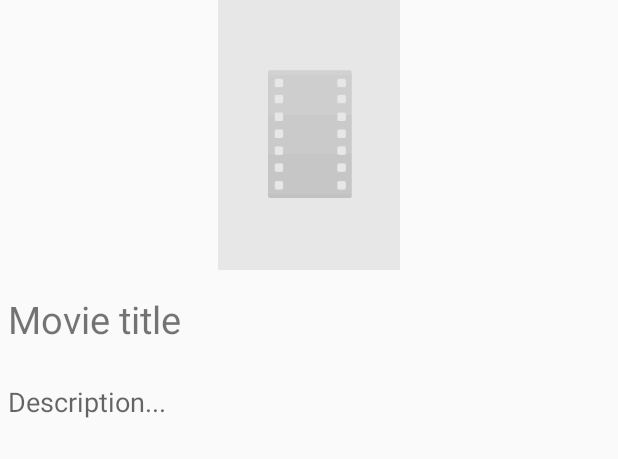
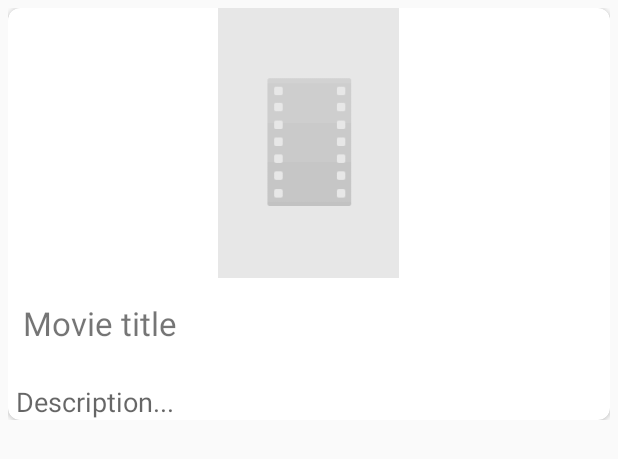
Before and after one commit to isaiasmac/MoviesProject, an Android app: the layout activity_movie_details.xml on its own in the app's theme, with its tools: preview values and no code run, on a phone screen of 412 x 824 dp. Shown: the top 459 px of the screen. Run offline under Robolectric (Android 15) with nearby library versions, the phone set to English and light mode, and no system bars.

Commit message:
Add CardView to Movie Details

```diff
--- a/app/build.gradle
+++ b/app/build.gradle
@@ -24,6 +24,7 @@ dependencies {
     testCompile 'junit:junit:4.12'
     compile 'com.android.support:appcompat-v7:22.2.1'
     compile 'com.android.support:recyclerview-v7:22.2.1'
+    compile 'com.android.support:cardview-v7:22.2.1'
     compile 'com.google.code.gson:gson:2.4'
     compile 'com.mcxiaoke.volley:library:1.0.19'
     compile 'com.squareup.okhttp:okhttp:2.5.0'
--- a/app/src/main/res/layout/activity_main.xml
+++ b/app/src/main/res/layout/activity_main.xml
@@ -18,10 +18,11 @@
         android:layout_alignParentStart="true"
         android:layout_alignParentTop="true" />
 
+
     <Button
         android:layout_width="match_parent"
         android:layout_height="wrap_content"
-        android:text="Recycler Activity"
+        android:text="Go to Recycler Activity"
         android:id="@+id/nextButton"
         android:layout_alignTop="@+id/moviesListView"
         android:layout_alignParentLeft="true"
--- a/app/src/main/res/layout/activity_movie_details.xml
+++ b/app/src/main/res/layout/activity_movie_details.xml
@@ -1,50 +1,70 @@
 <?xml version="1.0" encoding="utf-8"?>
-<RelativeLayout xmlns:android="http://schemas.android.com/apk/res/android"
+<ScrollView xmlns:android="http://schemas.android.com/apk/res/android"
+    xmlns:card_view="http://schemas.android.com/apk/res-auto"
     xmlns:tools="http://schemas.android.com/tools"
     android:layout_width="match_parent"
     android:layout_height="match_parent"
-    android:paddingBottom="@dimen/activity_vertical_margin"
+    android:padding="5dp"
     tools:context="iapps.cl.moviesproject.MovieDetailsActivity">
 
+    <RelativeLayout
+        android:layout_width="match_parent"
+        android:layout_height="match_parent">
+
+        <android.support.v7.widget.CardView
+            android:id="@+id/card_view"
+            android:layout_width="match_parent"
+            android:layout_height="wrap_content"
+            android:layout_gravity="center"
+            android:padding="20dp"
+            card_view:cardCornerRadius="8dp">
+
+            <RelativeLayout
+                android:layout_width="match_parent"
+                android:layout_height="match_parent">
 
                 <ImageView
-        android:layout_width="match_parent"
+                    android:id="@+id/largeCoverImageView"
+                    android:layout_width="wrap_content"
                     android:layout_height="180dp"
-        android:id="@+id/largeCoverImageView"
+                    android:layout_alignEnd="@+id/largeTitleTextView"
+                    android:layout_alignLeft="@+id/largeTitleTextView"
                     android:layout_alignParentTop="true"
-        android:layout_alignParentLeft="true"
-        android:layout_alignParentStart="true"
+                    android:layout_alignRight="@+id/largeTitleTextView"
+                    android:layout_alignStart="@+id/largeTitleTextView"
                     android:src="@drawable/movie_placeholder" />
 
                 <TextView
+                    android:id="@+id/largeTitleTextView"
                     android:layout_width="match_parent"
                     android:layout_height="wrap_content"
-        android:text="Movie title"
-        android:id="@+id/largeTitleTextView"
                     android:layout_below="@+id/largeCoverImageView"
                     android:layout_centerHorizontal="true"
+                    android:layout_marginLeft="15dp"
+                    android:layout_marginRight="5dp"
+                    android:layout_marginTop="15dp"
+                    android:text="Movie title"
+                    android:textSize="22sp" />
+
+                <LinearLayout
+                    android:layout_width="match_parent"
+                    android:layout_height="match_parent"
+                    android:layout_alignParentLeft="true"
+                    android:layout_alignParentStart="true"
+                    android:layout_below="@+id/largeTitleTextView"
+                    android:layout_marginTop="25dp"
+                    android:orientation="vertical">
+
+                    <TextView
+                        android:id="@+id/descriptionTextView"
+                        android:layout_width="match_parent"
+                        android:layout_height="match_parent"
                         android:layout_marginLeft="5dp"
                         android:layout_marginRight="5dp"
-        android:textSize="25sp"
-        android:layout_marginTop="15dp" />
-
-    <LinearLayout
-        android:orientation="vertical"
-        android:layout_width="match_parent"
-        android:layout_height="match_parent"
-        android:layout_below="@+id/largeTitleTextView"
-        android:layout_alignParentLeft="true"
-        android:layout_alignParentStart="true"
-        android:layout_marginTop="25dp">
-
-        <TextView
-            android:layout_width="match_parent"
-            android:layout_height="match_parent"
-            android:textAppearance="?android:attr/textAppearanceMedium"
                         android:text="Description..."
-            android:id="@+id/descriptionTextView"
-            android:layout_marginLeft="5dp"
-            android:layout_marginRight="5dp" />
+                        android:textAppearance="?android:attr/textAppearanceMedium" />
                 </LinearLayout>
-
             </RelativeLayout>
+        </android.support.v7.widget.CardView>
+    </RelativeLayout>
+</ScrollView>
```
Also changed, not shown: 1 other file. Lines whose indentation alone changed are shown as unchanged.
